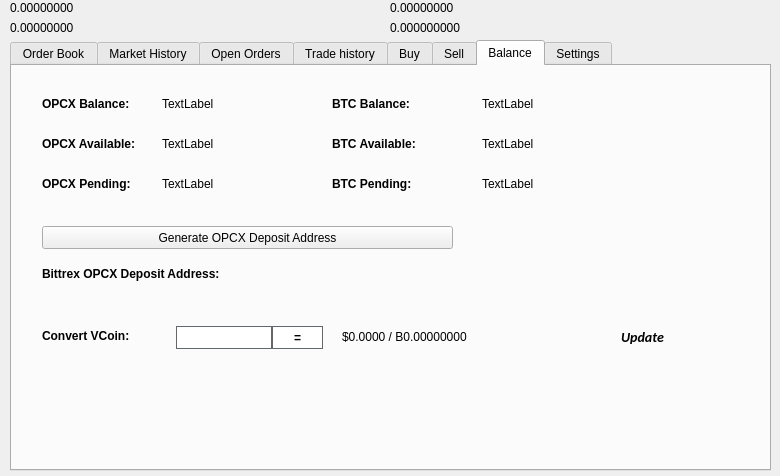
Qt form src/qt/forms/tradingdialog.ui (opcoinx/OPCoinX) before a commit.
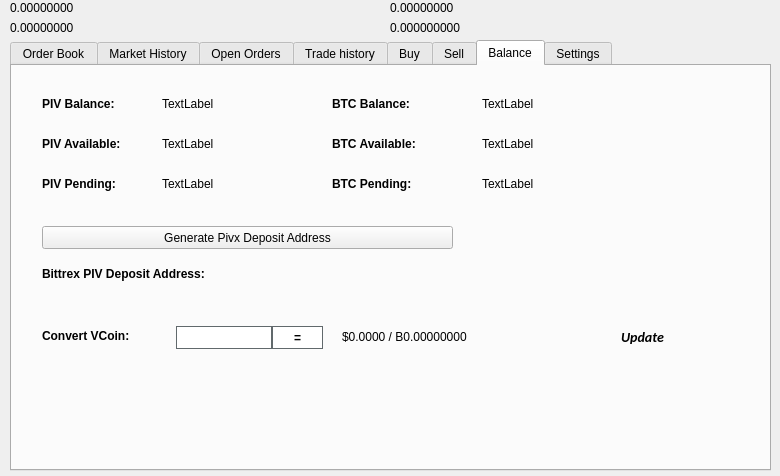
The same form after that commit. The open tabs and pages were chosen to show the change. Icons and pictures are not drawn.

What changed in the file:
```diff
--- a/src/qt/forms/tradingdialog.ui
+++ b/src/qt/forms/tradingdialog.ui
@@ -2762,7 +2762,7 @@
       </font>
      </property>
      <property name="text">
-      <string>OPCX Balance:</string>
+      <string>PIV Balance:</string>
      </property>
     </widget>
     <widget class="QLabel" name="label_12">
@@ -2813,7 +2813,7 @@
       </font>
      </property>
      <property name="text">
-      <string>OPCX Available:</string>
+      <string>PIV Available:</string>
      </property>
     </widget>
     <widget class="QLabel" name="label_14">
@@ -2832,7 +2832,7 @@
       </font>
      </property>
      <property name="text">
-      <string>OPCX Pending:</string>
+      <string>PIV Pending:</string>
      </property>
     </widget>
     <widget class="QLabel" name="OPCXPendingLabel">
@@ -2928,7 +2928,7 @@
       </font>
      </property>
      <property name="text">
-      <string>Bittrex OPCX Deposit Address:</string>
+      <string>Bittrex PIV Deposit Address:</string>
      </property>
     </widget>
     <widget class="QPushButton" name="GenDepositBTN">
@@ -2941,7 +2941,7 @@
       </rect>
      </property>
      <property name="text">
-      <string>Generate OPCX Deposit Address</string>
+      <string>Generate Pivx Deposit Address</string>
      </property>
      <property name="icon">
       <iconset>
```
Left out of the diff: 48 changed lines with no effect on the pictures.
